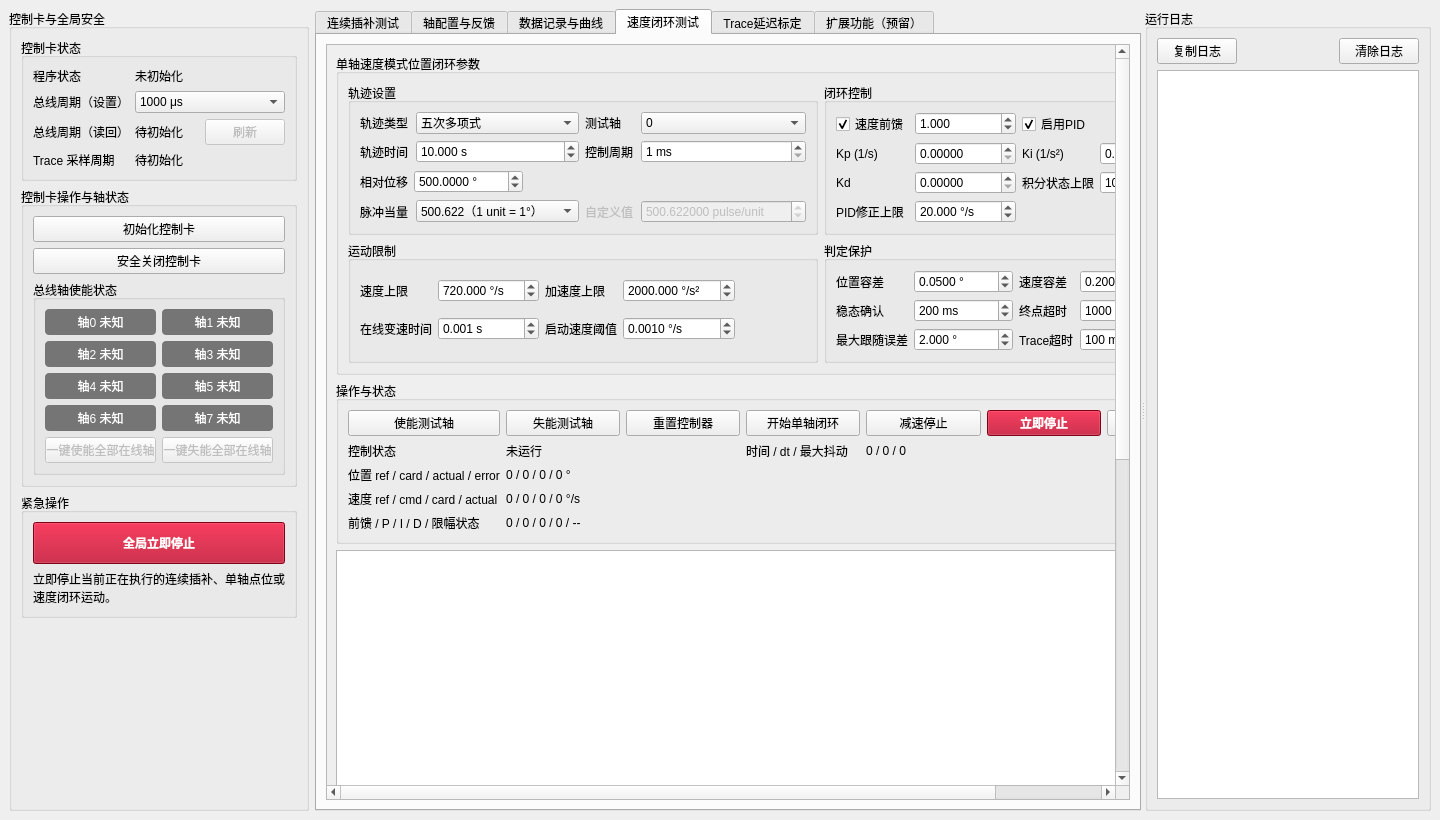
Old version of the form conti_ctrl/mainwindow.ui in the repository yzj148162-cmyk/E5000-ContiInterpolation.
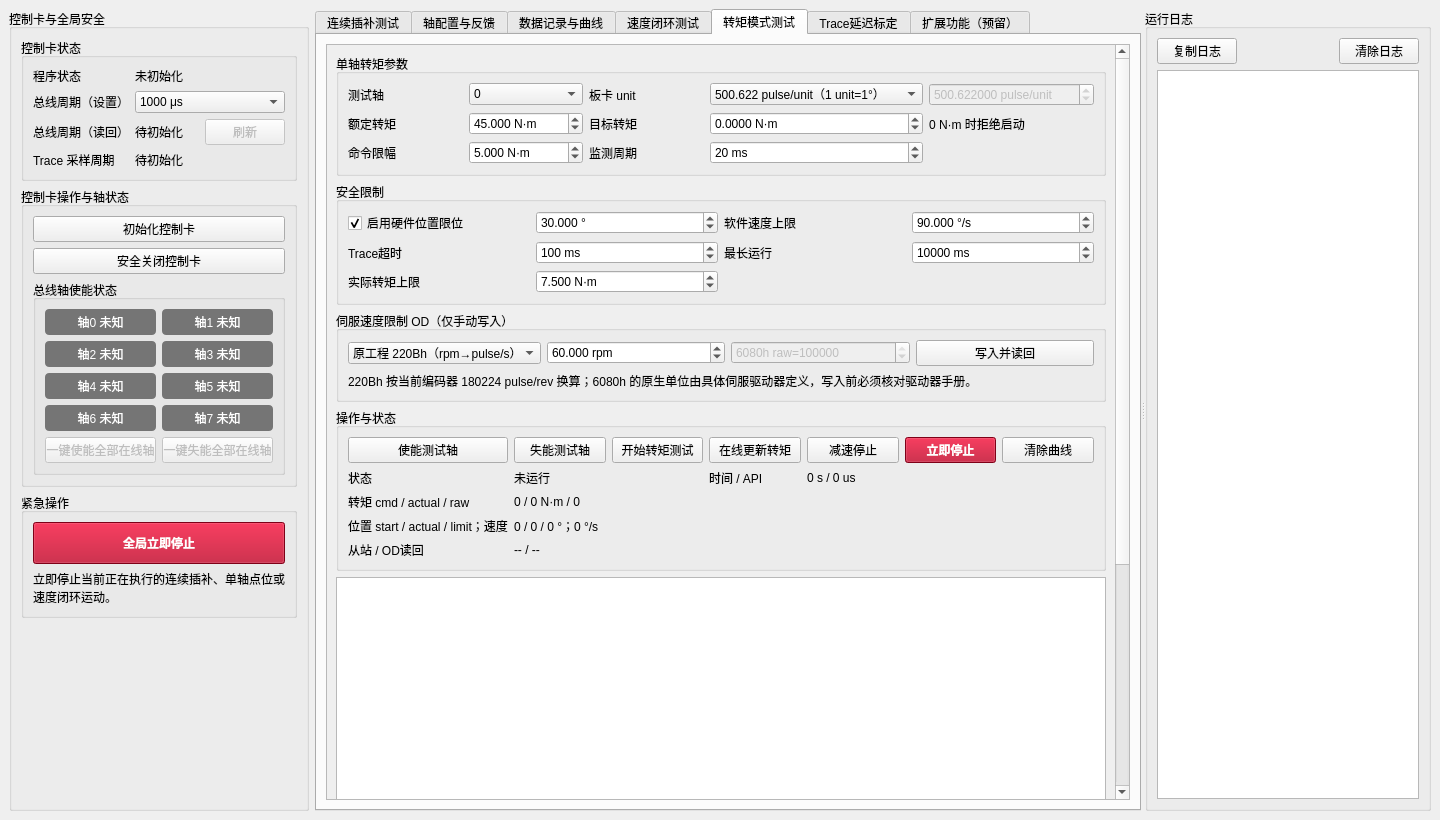
New version of the form. The open tabs and pages were chosen to show the change. Custom widgets are drawn as their Qt base class.

Commit message: 新增单轴转矩模式测试

What changed in the file:
```diff
--- a/conti_ctrl/mainwindow.ui
+++ b/conti_ctrl/mainwindow.ui
@@ -3001,6 +3001,303 @@
          </item>
         </layout>
        </widget>
+       <widget class="QWidget" name="torqueTestTab">
+        <attribute name="title">
+         <string>转矩模式测试</string>
+        </attribute>
+        <layout class="QVBoxLayout" name="torqueTestTabLayout">
+         <item>
+          <widget class="QScrollArea" name="torqueTestScrollArea">
+           <property name="widgetResizable">
+            <bool>true</bool>
+           </property>
+           <widget class="QWidget" name="torqueTestScrollContent">
+            <property name="geometry">
+             <rect>
+              <x>0</x>
+              <y>0</y>
+              <width>900</width>
+              <height>1050</height>
+             </rect>
+            </property>
+            <layout class="QVBoxLayout" name="torqueTestContentLayout">
+             <item>
+              <widget class="QGroupBox" name="torqueParameterGroup">
+               <property name="title">
+                <string>单轴转矩参数</string>
+               </property>
+               <layout class="QGridLayout" name="torqueParameterLayout">
+                <item row="0" column="0">
+                 <widget class="QLabel" name="torqueAxisLabel">
+                  <property name="text"><string>测试轴</string></property>
+                 </widget>
+                </item>
+                <item row="0" column="1">
+                 <widget class="QComboBox" name="torqueAxisCombo">
+                  <item><property name="text"><string>0</string></property></item>
+                  <item><property name="text"><string>1</string></property></item>
+                  <item><property name="text"><string>2</string></property></item>
+                  <item><property name="text"><string>3</string></property></item>
+                  <item><property name="text"><string>4</string></property></item>
+                  <item><property name="text"><string>5</string></property></item>
+                  <item><property name="text"><string>6</string></property></item>
+                  <item><property name="text"><string>7</string></property></item>
+                 </widget>
+                </item>
+                <item row="0" column="2">
+                 <widget class="QLabel" name="torqueUnitLabel">
+                  <property name="text"><string>板卡 unit</string></property>
+                 </widget>
+                </item>
+                <item row="0" column="3">
+                 <widget class="QComboBox" name="torqueUnitCombo">
+                  <item><property name="text"><string>500.622 pulse/unit（1 unit=1°）</string></property></item>
+                  <item><property name="text"><string>50.0622 pulse/unit（1 unit=0.1°）</string></property></item>
+                  <item><property name="text"><string>5.00622 pulse/unit（1 unit=0.01°）</string></property></item>
+                  <item><property name="text"><string>自定义脉冲当量</string></property></item>
+                 </widget>
+                </item>
+                <item row="0" column="4">
+                 <widget class="QDoubleSpinBox" name="torqueCustomEquivalentSpin">
+                  <property name="enabled"><bool>false</bool></property>
+                  <property name="suffix"><string> pulse/unit</string></property>
+                  <property name="decimals"><number>6</number></property>
+                  <property name="minimum"><double>0.000001000000000</double></property>
+                  <property name="maximum"><double>1000000000.000000000000000</double></property>
+                  <property name="value"><double>500.622000000000014</double></property>
+                 </widget>
+                </item>
+                <item row="1" column="0">
+                 <widget class="QLabel" name="torqueRatedLabel">
+                  <property name="toolTip"><string>电机额定转矩，用于在 N·m 与 CiA402 千分额定转矩之间换算。</string></property>
+                  <property name="text"><string>额定转矩</string></property>
+                 </widget>
+                </item>
+                <item row="1" column="1">
+                 <widget class="QDoubleSpinBox" name="torqueRatedSpin">
+                  <property name="toolTip"><string>原工程电机额定转矩为45 N·m；更换电机后必须按铭牌修改。</string></property>
+                  <property name="suffix"><string> N·m</string></property>
+                  <property name="decimals"><number>3</number></property>
+                  <property name="minimum"><double>0.001000000000000</double></property>
+                  <property name="maximum"><double>10000.000000000000000</double></property>
+                  <property name="value"><double>45.000000000000000</double></property>
+                 </widget>
+                </item>
+                <item row="1" column="2">
+                 <widget class="QLabel" name="torqueTargetLabel">
+                  <property name="text"><string>目标转矩</string></property>
+                 </widget>
+                </item>
+                <item row="1" column="3">
+                 <widget class="QDoubleSpinBox" name="torqueTargetSpin">
+                  <property name="suffix"><string> N·m</string></property>
+                  <property name="decimals"><number>4</number></property>
+                  <property name="minimum"><double>-10000.000000000000000</double></property>
+                  <property name="maximum"><double>10000.000000000000000</double></property>
+                  <property name="value"><double>0.000000000000000</double></property>
+                 </widget>
+                </item>
+                <item row="1" column="4">
+                 <widget class="QLabel" name="torqueZeroHintLabel">
+                  <property name="text"><string>0 N·m 时拒绝启动</string></property>
+                 </widget>
+                </item>
+                <item row="2" column="0">
+                 <widget class="QLabel" name="torqueCommandLimitLabel">
+                  <property name="text"><string>命令限幅</string></property>
+                 </widget>
+                </item>
+                <item row="2" column="1">
+                 <widget class="QDoubleSpinBox" name="torqueCommandLimitSpin">
+                  <property name="suffix"><string> N·m</string></property>
+                  <property name="decimals"><number>3</number></property>
+                  <property name="minimum"><double>0.001000000000000</double></property>
+                  <property name="maximum"><double>10000.000000000000000</double></property>
+                  <property name="value"><double>5.000000000000000</double></property>
+                 </widget>
+                </item>
+                <item row="2" column="2">
+                 <widget class="QLabel" name="torqueMonitorPeriodLabel">
+                  <property name="text"><string>监测周期</string></property>
+                 </widget>
+                </item>
+                <item row="2" column="3">
+                 <widget class="QSpinBox" name="torqueMonitorPeriodSpin">
+                  <property name="suffix"><string> ms</string></property>
+                  <property name="minimum"><number>5</number></property>
+                  <property name="maximum"><number>1000</number></property>
+                  <property name="value"><number>20</number></property>
+                 </widget>
+                </item>
+               </layout>
+              </widget>
+             </item>
+             <item>
+              <widget class="QGroupBox" name="torqueSafetyGroup">
+               <property name="title"><string>安全限制</string></property>
+               <layout class="QGridLayout" name="torqueSafetyLayout">
+                <item row="0" column="0">
+                 <widget class="QCheckBox" name="torqueHardwareLimitCheck">
+                  <property name="toolTip"><string>启动时按转矩方向计算绝对位置限位并交给 nmc_torque_move；软件仍独立监测相对行程。</string></property>
+                  <property name="text"><string>启用硬件位置限位</string></property>
+                  <property name="checked"><bool>true</bool></property>
+                 </widget>
+                </item>
+                <item row="0" column="1">
+                 <widget class="QDoubleSpinBox" name="torqueTravelLimitSpin">
+                  <property name="suffix"><string> °</string></property>
+                  <property name="decimals"><number>3</number></property>
+                  <property name="minimum"><double>0.001000000000000</double></property>
+                  <property name="maximum"><double>1000000.000000000000000</double></property>
+                  <property name="value"><double>30.000000000000000</double></property>
+                 </widget>
+                </item>
+                <item row="0" column="2"><widget class="QLabel" name="torqueSpeedLimitLabel"><property name="text"><string>软件速度上限</string></property></widget></item>
+                <item row="0" column="3">
+                 <widget class="QDoubleSpinBox" name="torqueSpeedLimitSpin">
+                  <property name="suffix"><string> °/s</string></property>
+                  <property name="decimals"><number>3</number></property>
+                  <property name="minimum"><double>0.001000000000000</double></property>
+                  <property name="maximum"><double>1000000.000000000000000</double></property>
+                  <property name="value"><double>90.000000000000000</double></property>
+                 </widget>
+                </item>
+                <item row="1" column="0"><widget class="QLabel" name="torqueTraceTimeoutLabel"><property name="text"><string>Trace超时</string></property></widget></item>
+                <item row="1" column="1">
+                 <widget class="QSpinBox" name="torqueTraceTimeoutSpin">
+                  <property name="suffix"><string> ms</string></property>
+                  <property name="minimum"><number>20</number></property>
+                  <property name="maximum"><number>10000</number></property>
+                  <property name="value"><number>100</number></property>
+                 </widget>
+                </item>
+                <item row="1" column="2"><widget class="QLabel" name="torqueRunTimeoutLabel"><property name="text"><string>最长运行</string></property></widget></item>
+                <item row="1" column="3">
+                 <widget class="QSpinBox" name="torqueRunTimeoutSpin">
+                  <property name="suffix"><string> ms</string></property>
+                  <property name="minimum"><number>100</number></property>
+                  <property name="maximum"><number>3600000</number></property>
+                  <property name="value"><number>10000</number></property>
+                 </widget>
+                </item>
+                <item row="2" column="0">
+                 <widget class="QLabel" name="torqueActualLimitLabel">
+                  <property name="toolTip"><string>nmc_get_torque 换算后的实际转矩绝对值超过该值时立即停止。</string></property>
+                  <property name="text"><string>实际转矩上限</string></property>
+                 </widget>
+                </item>
+                <item row="2" column="1">
+                 <widget class="QDoubleSpinBox" name="torqueActualLimitSpin">
+                  <property name="toolTip"><string>独立于目标命令限幅的反馈保护阈值，必须按机构和电机能力保守设置。</string></property>
+                  <property name="suffix"><string> N·m</string></property>
+                  <property name="decimals"><number>3</number></property>
+                  <property name="minimum"><double>0.001000000000000</double></property>
+                  <property name="maximum"><double>10000.000000000000000</double></property>
+                  <property name="value"><double>7.500000000000000</double></property>
+                 </widget>
+                </item>
+               </layout>
+              </widget>
+             </item>
+             <item>
+              <widget class="QGroupBox" name="torqueOdGroup">
+               <property name="title"><string>伺服速度限制 OD（仅手动写入）</string></property>
+               <layout class="QGridLayout" name="torqueOdLayout">
+                <item row="0" column="0">
+                 <widget class="QComboBox" name="torqueOdCombo">
+                  <item><property name="text"><string>原工程 220Bh（rpm→pulse/s）</string></property></item>
+                  <item><property name="text"><string>手册 6080h（驱动器原生值）</string></property></item>
+                 </widget>
+                </item>
+                <item row="0" column="1">
+                 <widget class="QDoubleSpinBox" name="torqueOdRpmSpin">
+                  <property name="suffix"><string> rpm</string></property>
+                  <property name="decimals"><number>3</number></property>
+                  <property name="minimum"><double>0.001000000000000</double></property>
+                  <property name="maximum"><double>100000.000000000000000</double></property>
+                  <property name="value"><double>60.000000000000000</double></property>
+                 </widget>
+                </item>
+                <item row="0" column="2">
+                 <widget class="QSpinBox" name="torqueOd6080RawSpin">
+                  <property name="enabled"><bool>false</bool></property>
+                  <property name="prefix"><string>6080h raw=</string></property>
+                  <property name="minimum"><number>1</number></property>
+                  <property name="maximum"><number>2147483647</number></property>
+                  <property name="value"><number>180224</number></property>
+                 </widget>
+                </item>
+                <item row="0" column="3">
+                 <widget class="QPushButton" name="torqueWriteOdButton">
+                  <property name="toolTip"><string>仅在无运动任务时写入所选轴，并立即读回核对。不会随转矩测试启动自动执行。</string></property>
+                  <property name="text"><string>写入并读回</string></property>
+                 </widget>
+                </item>
+                <item row="1" column="0" colspan="4">
+                 <widget class="QLabel" name="torqueOdHintLabel">
+                  <property name="text"><string>220Bh 按当前编码器 180224 pulse/rev 换算；6080h 的原生单位由具体伺服驱动器定义，写入前必须核对驱动器手册。</string></property>
+                  <property name="wordWrap"><bool>true</bool></property>
+                 </widget>
+                </item>
+               </layout>
+              </widget>
+             </item>
+             <item>
+              <widget class="QGroupBox" name="torqueOperationGroup">
+               <property name="title"><string>操作与状态</string></property>
+               <layout class="QGridLayout" name="torqueOperationLayout">
+                <item row="0" column="0"><widget class="QPushButton" name="torqueEnableAxisButton"><property name="text"><string>使能测试轴</string></property></widget></item>
+                <item row="0" column="1"><widget class="QPushButton" name="torqueDisableAxisButton"><property name="text"><string>失能测试轴</string></property></widget></item>
+                <item row="0" column="2"><widget class="QPushButton" name="torqueStartButton"><property name="text"><string>开始转矩测试</string></property></widget></item>
+                <item row="0" column="3"><widget class="QPushButton" name="torqueUpdateButton"><property name="text"><string>在线更新转矩</string></property></widget></item>
+                <item row="0" column="4"><widget class="QPushButton" name="torqueStopButton"><property name="text"><string>减速停止</string></property></widget></item>
+                <item row="0" column="5">
+                 <widget class="QPushButton" name="torqueEmergencyStopButton">
+                  <property name="styleSheet"><string notr="true">background-color:#b00020;color:white;font-weight:bold;</string></property>
+                  <property name="text"><string>立即停止</string></property>
+                 </widget>
+                </item>
+                <item row="0" column="6"><widget class="QPushButton" name="torqueClearCurvesButton"><property name="text"><string>清除曲线</string></property></widget></item>
+                <item row="1" column="0"><widget class="QLabel" name="torqueStateLabel"><property name="text"><string>状态</string></property></widget></item>
+                <item row="1" column="1" colspan="2"><widget class="QLabel" name="torqueStateValueLabel"><property name="text"><string>未运行</string></property></widget></item>
+                <item row="1" column="3"><widget class="QLabel" name="torqueTimeLabel"><property name="text"><string>时间 / API</string></property></widget></item>
+                <item row="1" column="4" colspan="3"><widget class="QLabel" name="torqueTimeValueLabel"><property name="text"><string>0 s / 0 us</string></property></widget></item>
+                <item row="2" column="0"><widget class="QLabel" name="torqueValueLabel"><property name="text"><string>转矩 cmd / actual / raw</string></property></widget></item>
+                <item row="2" column="1" colspan="6"><widget class="QLabel" name="torqueValueValueLabel"><property name="text"><string>0 / 0 N·m / 0</string></property></widget></item>
+                <item row="3" column="0"><widget class="QLabel" name="torqueMotionLabel"><property name="text"><string>位置 start / actual / limit；速度</string></property></widget></item>
+                <item row="3" column="1" colspan="6"><widget class="QLabel" name="torqueMotionValueLabel"><property name="text"><string>0 / 0 / 0 °；0 °/s</string></property></widget></item>
+                <item row="4" column="0"><widget class="QLabel" name="torqueOdStatusLabel"><property name="text"><string>从站 / OD读回</string></property></widget></item>
+                <item row="4" column="1" colspan="6"><widget class="QLabel" name="torqueOdStatusValueLabel"><property name="text"><string>-- / --</string></property></widget></item>
+               </layout>
+              </widget>
+             </item>
+             <item>
+              <widget class="QSplitter" name="torqueChartSplitter">
+               <property name="minimumSize"><size><width>0</width><height>500</height></size></property>
+               <property name="orientation"><enum>Qt::Orientation::Vertical</enum></property>
+               <property name="childrenCollapsible"><bool>false</bool></property>
+               <widget class="ZoomableChartView" name="torqueValueChartView">
+                <property name="minimumSize"><size><width>0</width><height>240</height></size></property>
+                <property name="toolTip"><string>滚轮缩放，按住左键拖动，双击恢复自动量程。</string></property>
+               </widget>
+               <widget class="ZoomableChartView" name="torqueMotionChartView">
+                <property name="minimumSize"><size><width>0</width><height>240</height></size></property>
+                <property name="toolTip"><string>滚轮缩放，按住左键拖动，双击恢复自动量程。</string></property>
+               </widget>
+              </widget>
+             </item>
+             <item>
+              <widget class="QLabel" name="torqueTestHintLabel">
+               <property name="text"><string>开始前必须先使能测试轴并确认机械行程安全。nmc_torque_move 会切换伺服到转矩模式；停止调用 dmc_stop 后返回位置模式。运行中禁止在线反向，反向前请先停止。</string></property>
+               <property name="wordWrap"><bool>true</bool></property>
+              </widget>
+             </item>
+            </layout>
+           </widget>
+          </widget>
+         </item>
+        </layout>
+       </widget>
        <widget class="QWidget" name="traceDelayCalibrationTab">
         <attribute name="title">
          <string>Trace延迟标定</string>
```
The commit also changes 12 other files.
